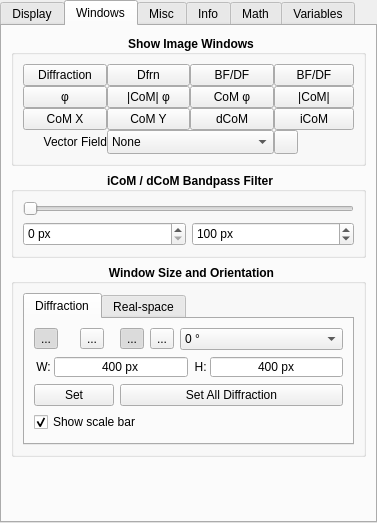
This is src/gui/SettingsPanelForm.ui in bryandesser/Quant4D as Qt 5 draws it before an edit. The edited form follows.
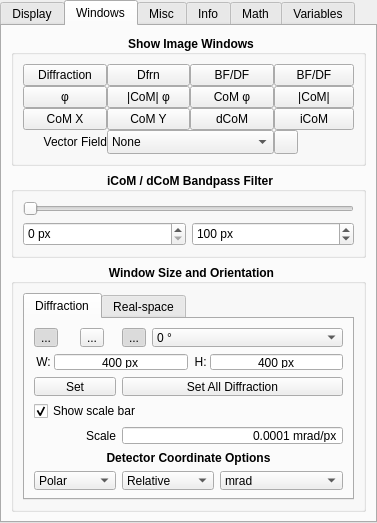
This is the edited form. The open tabs and pages were chosen to show the change. Icons and pictures are not drawn. Custom widgets are drawn as their Qt base class.

Commit message: feat: calibrations in Settings > Windows (diffraction Scale synced with mrad/px plus detector coordinate options; real-space Scan Step), status-bar cursor readout with the Pattern dropdown, histogram handles and cursors, mask-opacity reset button, rotation icons removed; drag-and-drop diagnostics

Patch:
```diff
--- a/src/gui/SettingsPanelForm.ui
+++ b/src/gui/SettingsPanelForm.ui
@@ -940,18 +940,7 @@
                 </property>
                </widget>
               </item>
-              <item row="0" column="3">
-               <widget class="QToolButton" name="RotDfrnIcon">
-                <property name="text">
-                 <string>...</string>
-                </property>
-                <property name="icon">
-                 <iconset>
-                  <normaloff>icons/right_rotate.png</normaloff>icons/right_rotate.png</iconset>
-                </property>
-               </widget>
-              </item>
-              <item row="0" column="4" colspan="2">
+              <item row="0" column="3" colspan="3">
                <widget class="QComboBox" name="RotDfrn">
                 <item>
                  <property name="text">
@@ -1091,6 +1080,102 @@
                 </property>
                </widget>
               </item>
+              <item row="4" column="0" colspan="2">
+               <widget class="QLabel" name="DfScaleLabel">
+                <property name="text">
+                 <string>Scale</string>
+                </property>
+                <property name="alignment">
+                 <set>Qt::AlignRight|Qt::AlignTrailing|Qt::AlignVCenter</set>
+                </property>
+                <property name="buddy">
+                 <cstring>DfScale</cstring>
+                </property>
+               </widget>
+              </item>
+              <item row="4" column="2" colspan="4">
+               <widget class="QDoubleSpinBox" name="DfScale">
+                <property name="toolTip">
+                 <string>Diffraction scale (the main window's mrad/px): changing it recalculates the convergence angle, detector coordinates in mrad, scale bars and export</string>
+                </property>
+                <property name="alignment">
+                 <set>Qt::AlignRight|Qt::AlignTrailing|Qt::AlignVCenter</set>
+                </property>
+                <property name="buttonSymbols">
+                 <enum>QAbstractSpinBox::NoButtons</enum>
+                </property>
+                <property name="suffix">
+                 <string> mrad/px</string>
+                </property>
+                <property name="decimals">
+                 <number>4</number>
+                </property>
+                <property name="minimum">
+                 <double>0.000100000000000</double>
+                </property>
+                <property name="maximum">
+                 <double>1000.000000000000000</double>
+                </property>
+               </widget>
+              </item>
+              <item row="5" column="0" colspan="6">
+               <widget class="QLabel" name="DetectorCoordinatePanel">
+                <property name="font">
+                 <font>
+                  <weight>75</weight>
+                  <bold>true</bold>
+                 </font>
+                </property>
+                <property name="text">
+                 <string>Detector Coordinate Options</string>
+                </property>
+                <property name="alignment">
+                 <set>Qt::AlignBottom|Qt::AlignHCenter</set>
+                </property>
+               </widget>
+              </item>
+              <item row="6" column="0" colspan="2">
+               <widget class="QComboBox" name="DCSys">
+                <item>
+                 <property name="text">
+                  <string>Polar</string>
+                 </property>
+                </item>
+                <item>
+                 <property name="text">
+                  <string>Cartesian</string>
+                 </property>
+                </item>
+               </widget>
+              </item>
+              <item row="6" column="2" colspan="2">
+               <widget class="QComboBox" name="DCPos">
+                <item>
+                 <property name="text">
+                  <string>Relative</string>
+                 </property>
+                </item>
+                <item>
+                 <property name="text">
+                  <string>Absolute</string>
+                 </property>
+                </item>
+               </widget>
+              </item>
+              <item row="6" column="4" colspan="2">
+               <widget class="QComboBox" name="DCUnit">
+                <item>
+                 <property name="text">
+                  <string>mrad</string>
+                 </property>
+                </item>
+                <item>
+                 <property name="text">
+                  <string>pixel</string>
+                 </property>
+                </item>
+               </widget>
+              </item>
              </layout>
             </widget>
             <widget class="QWidget" name="RealWindowTab">
@@ -1355,20 +1440,6 @@
          </property>
         </widget>
        </item>
-       <item row="2" column="3" colspan="3">
-        <widget class="QComboBox" name="DCPos">
-         <item>
-          <property name="text">
-           <string>Relative</string>
-          </property>
-         </item>
-         <item>
-          <property name="text">
-           <string>Absolute</string>
-          </property>
-         </item>
-        </widget>
-       </item>
        <item row="0" column="5" colspan="3">
         <widget class="QComboBox" name="CalcPolicy">
          <item>
@@ -1388,50 +1459,6 @@
          </item>
         </widget>
        </item>
-       <item row="2" column="0" colspan="3">
-        <widget class="QComboBox" name="DCSys">
-         <item>
-          <property name="text">
-           <string>Polar</string>
-          </property>
-         </item>
-         <item>
-          <property name="text">
-           <string>Cartesian</string>
-          </property>
-         </item>
-        </widget>
-       </item>
-       <item row="2" column="6" colspan="2">
-        <widget class="QComboBox" name="DCUnit">
-         <item>
-          <property name="text">
-           <string>mrad</string>
-          </property>
-         </item>
-         <item>
-          <property name="text">
-           <string>pixel</string>
-          </property>
-         </item>
-        </widget>
-       </item>
-       <item row="1" column="0" colspan="8">
-        <widget class="QLabel" name="DetectorCoordinatePanel">
-         <property name="font">
-          <font>
-           <weight>75</weight>
-           <bold>true</bold>
-          </font>
-         </property>
-         <property name="text">
-          <string>Detector Coordinate Options</string>
-         </property>
-         <property name="alignment">
-          <set>Qt::AlignBottom|Qt::AlignHCenter</set>
-         </property>
-        </widget>
-       </item>
        <item row="0" column="0">
         <widget class="QToolButton" name="LiveUpdateImageIcon">
          <property name="text">
```
Left out of the diff: 118 changed lines with no effect on the pictures. The commit also changes 21 other files.
